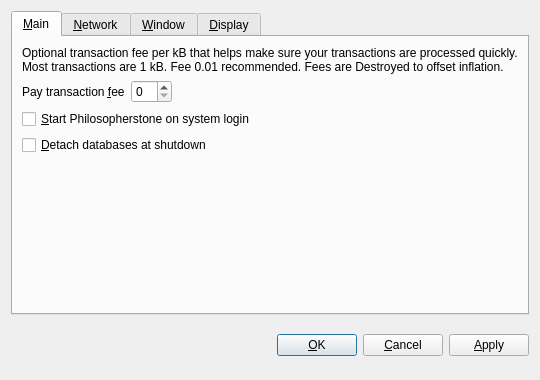
This is src/qt/forms/optionsdialog.ui in philosopherstonecoin/philosopherstone as Qt 5 draws it before an edit. The edited form follows.
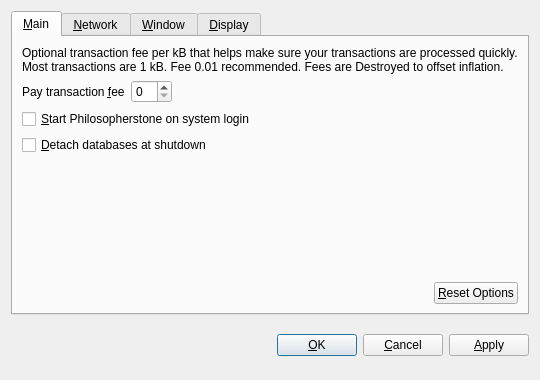
This is the edited form. Custom widgets are drawn as their Qt base class.

Commit message: Reset added to options

What changed in the file:
```diff
--- a/src/qt/forms/optionsdialog.ui
+++ b/src/qt/forms/optionsdialog.ui
@@ -109,6 +109,36 @@
          </property>
         </spacer>
        </item>
+       <item>
+        <layout class="QHBoxLayout" name="horizontalLayout_2_Main">
+         <item>
+          <spacer name="horizontalSpacer_2_Main">
+           <property name="orientation">
+            <enum>Qt::Horizontal</enum>
+           </property>
+           <property name="sizeHint" stdset="0">
+            <size>
+             <width>40</width>
+             <height>20</height>
+            </size>
+           </property>
+          </spacer>
+         </item>
+         <item>
+          <widget class="QPushButton" name="resetButton">
+           <property name="toolTip">
+            <string>Reset all client options to default.</string>
+           </property>
+           <property name="text">
+            <string>&amp;Reset Options</string>
+           </property>
+           <property name="autoDefault">
+            <bool>false</bool>
+           </property>
+          </widget>
+         </item>
+        </layout>
+       </item>
       </layout>
      </widget>
      <widget class="QWidget" name="tabNetwork">
```
The commit also changes 4 other files.
